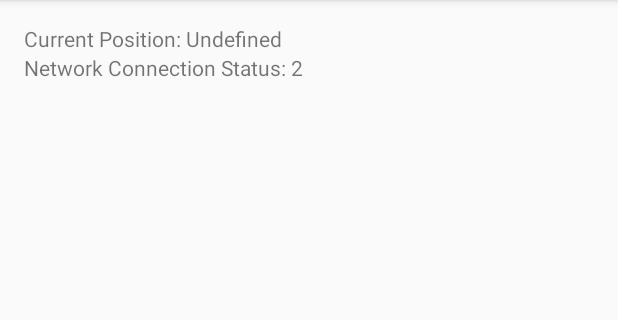
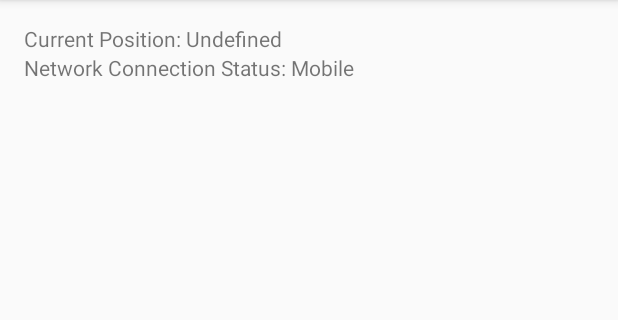
Before and after one commit to koakh/AndroidStartupService, an Android app: the screen it shows after launch (MainActivity), on a phone screen of 412 x 824 dp, the part 84-404 px from its top. Run offline under Robolectric (Android 15) with nearby library versions, the phone set to English and light mode, and no system bars.

```diff
--- a/app/src/main/java/koakh/com/koakhandroidstartupservice/broadcastReceiver/NetworkChangeReceiver.java
+++ b/app/src/main/java/koakh/com/koakhandroidstartupservice/broadcastReceiver/NetworkChangeReceiver.java
@@ -15,6 +15,9 @@ public class NetworkChangeReceiver extends BroadcastReceiver {
   @Override
   public void onReceive(final Context context, final Intent intent) {
 
+    // Get Application Singleton
+    mApp = AppSingleton.getInstance();
+
     String status = NetworkUtil.getConnectivityStatusString(context);
     Toast.makeText(context, status, Toast.LENGTH_SHORT).show();
 
--- a/app/src/main/java/koakh/com/koakhandroidstartupservice/ui/MainActivity.java
+++ b/app/src/main/java/koakh/com/koakhandroidstartupservice/ui/MainActivity.java
@@ -371,7 +371,7 @@ public class MainActivity extends AppCompatActivity
     public void updateUiComponentNetworkConnectionStatus() {
         String networkConnectionStatus = String.format(
           getResources().getString(R.string.global_label_network_connection_status),
-          mApp.getConnectivityStatus()
+          NetworkUtil.getConnectivityStatusString(this, mApp.getConnectivityStatus())
         );
         mTextViewNetworkConnectionStatus.setText(networkConnectionStatus);
     }
--- a/app/src/main/res/values/strings.xml
+++ b/app/src/main/res/values/strings.xml
@@ -11,9 +11,13 @@
     <string name="action_menu_service_call_method">Call Service Method</string>
 
     <string name="global_label_location_current_position">Current Position: %s</string>
-    <string name="global_label_network_connection_status">Network Connection Status: %d</string>
+    <string name="global_label_network_connection_status">Network Connection Status: %s</string>
 
     <string name="global_undefined">Undefined</string>
+
+    <string name="global_connectivity_status_wifi">WiFi</string>
+    <string name="global_connectivity_status_mobile">Mobile</string>
+    <string name="global_connectivity_status_not_connected">Disconnected</string>
 
     <string name="global_service_running">Running</string>
     <string name="global_service_action_info">Info</string>
```
Also changed, not shown: app/src/main/java/koakh/com/koakhandroidstartupservice/util/NetworkUtil.java (+13 -3 lines).
